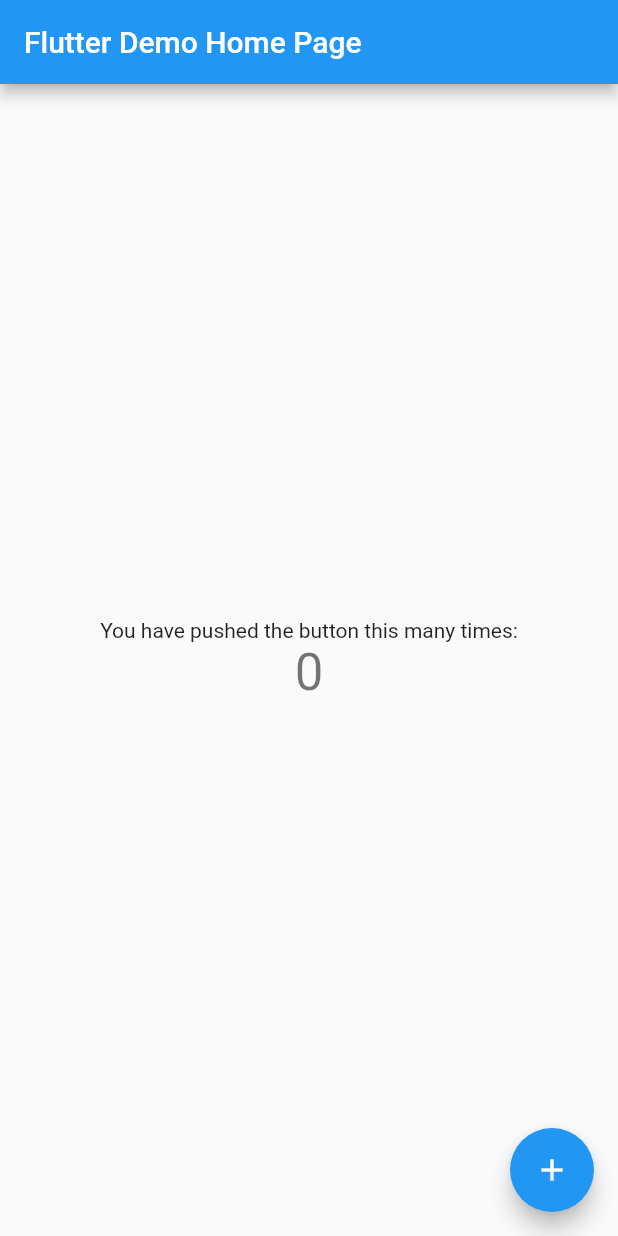
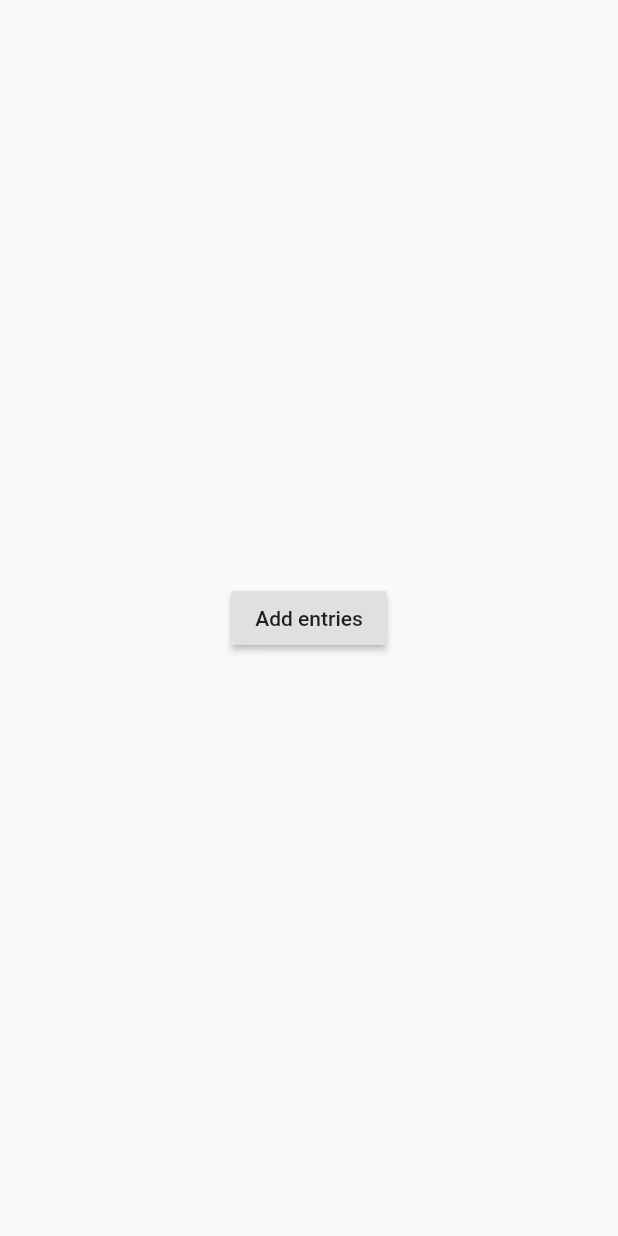
Before and after one commit to zainalsalamun/flutter_list_dynamic, a Flutter app: the screen it shows after launch, on a phone screen of 412 x 824 dp. Run offline on Flutter 3.47's test engine with Material 2 defaults, Android fonts, the phone set to English and light mode, and no system bars.

Commit message:
change update

```diff
--- a/lib/main.dart
+++ b/lib/main.dart
@@ -1,115 +1,137 @@
 import 'package:flutter/material.dart';
 
 void main() {
-  runApp(const MyApp());
+  runApp(App());
 }
 
-class MyApp extends StatelessWidget {
-  const MyApp({Key? key}) : super(key: key);
-
-  // This widget is the root of your application.
+class App extends StatelessWidget {
   @override
   Widget build(BuildContext context) {
     return MaterialApp(
-      title: 'Flutter Demo',
-      theme: ThemeData(
-        // This is the theme of your application.
-        //
-        // Try running your application with "flutter run". You'll see the
-        // application has a blue toolbar. Then, without quitting the app, try
-        // changing the primarySwatch below to Colors.green and then invoke
-        // "hot reload" (press "r" in the console where you ran "flutter run",
-        // or simply save your changes to "hot reload" in a Flutter IDE).
-        // Notice that the counter didn't reset back to zero; the application
-        // is not restarted.
-        primarySwatch: Colors.blue,
-      ),
-      home: const MyHomePage(title: 'Flutter Demo Home Page'),
+      home: Home(),
     );
   }
 }
 
-class MyHomePage extends StatefulWidget {
-  const MyHomePage({Key? key, required this.title}) : super(key: key);
+class Home extends StatelessWidget {
+  @override
+  Widget build(BuildContext context) {
+    return Scaffold(
+      body: Center(
+        child: RaisedButton(
+          child: Text('Add entries'),
+          onPressed: () async {
+            List<PersonEntry> persons = await Navigator.push(
+              context,
+              MaterialPageRoute(
+                builder: (context) => SOF(),
+              ),
+            );
+            if (persons != null) persons.forEach(print);
+          },
+        ),
+      ),
+    );
+  }
+}
 
-  // This widget is the home page of your application. It is stateful, meaning
-  // that it has a State object (defined below) that contains fields that affect
-  // how it looks.
+class SOF extends StatefulWidget {
+  @override
+  State<SOF> createState() => _SOFState();
+}
 
-  // This class is the configuration for the state. It holds the values (in this
-  // case the title) provided by the parent (in this case the App widget) and
-  // used by the build method of the State. Fields in a Widget subclass are
-  // always marked "final".
+class _SOFState extends State<SOF> {
+  var nameTECs = <TextEditingController>[];
+  var ageTECs = <TextEditingController>[];
+  var jobTECs = <TextEditingController>[];
+  var cards = <Card>[];
 
-  final String title;
+  Card createCard() {
+    var nameController = TextEditingController();
+    var ageController = TextEditingController();
+    var jobController = TextEditingController();
+    nameTECs.add(nameController);
+    ageTECs.add(ageController);
+    jobTECs.add(jobController);
+    return Card(
+      child: Column(
+        mainAxisSize: MainAxisSize.min,
+        children: <Widget>[
+          Text('Person ${cards.length + 1}'),
+          TextField(
+            controller: nameController,
+            decoration: InputDecoration(labelText: 'Full Name'),
+          ),
+          TextField(
+            controller: ageController,
+            decoration: InputDecoration(labelText: 'Age'),
+          ),
+          TextField(
+            controller: jobController,
+            decoration: InputDecoration(labelText: 'Study/job'),
+          )
+        ],
+      ),
+    );
+  }
 
   @override
-  State<MyHomePage> createState() => _MyHomePageState();
-}
+  void initState() {
+    super.initState();
+    cards.add(createCard());
+  }
 
-class _MyHomePageState extends State<MyHomePage> {
-  int _counter = 0;
-
-  void _incrementCounter() {
-    setState(() {
-      // This call to setState tells the Flutter framework that something has
-      // changed in this State, which causes it to rerun the build method below
-      // so that the display can reflect the updated values. If we changed
-      // _counter without calling setState(), then the build method would not be
-      // called again, and so nothing would appear to happen.
-      _counter++;
-    });
+  _onDone() {
+    List<PersonEntry> entries = [];
+    for (int i = 0; i < cards.length; i++) {
+      var name = nameTECs[i].text;
+      var age = ageTECs[i].text;
+      var job = jobTECs[i].text;
+      entries.add(PersonEntry(name, age, job));
+    }
+    Navigator.pop(context, entries);
   }
 
   @override
   Widget build(BuildContext context) {
-    // This method is rerun every time setState is called, for instance as done
-    // by the _incrementCounter method above.
-    //
-    // The Flutter framework has been optimized to make rerunning build methods
-    // fast, so that you can just rebuild anything that needs updating rather
-    // than having to individually change instances of widgets.
     return Scaffold(
-      appBar: AppBar(
-        // Here we take the value from the MyHomePage object that was created by
-        // the App.build method, and use it to set our appbar title.
-        title: Text(widget.title),
-      ),
-      body: Center(
-        // Center is a layout widget. It takes a single child and positions it
-        // in the middle of the parent.
-        child: Column(
-          // Column is also a layout widget. It takes a list of children and
-          // arranges them vertically. By default, it sizes itself to fit its
-          // children horizontally, and tries to be as tall as its parent.
-          //
-          // Invoke "debug painting" (press "p" in the console, choose the
-          // "Toggle Debug Paint" action from the Flutter Inspector in Android
-          // Studio, or the "Toggle Debug Paint" command in Visual Studio Code)
-          // to see the wireframe for each widget.
-          //
-          // Column has various properties to control how it sizes itself and
-          // how it positions its children. Here we use mainAxisAlignment to
-          // center the children vertically; the main axis here is the vertical
-          // axis because Columns are vertical (the cross axis would be
-          // horizontal).
-          mainAxisAlignment: MainAxisAlignment.center,
-          children: <Widget>[
-            const Text(
-              'You have pushed the button this many times:',
+      appBar: AppBar(),
+      body: Column(
+        children: <Widget>[
+          Expanded(
+            child: ListView.builder(
+                itemCount: cards.length,
+                itemBuilder: (BuildContext context, int index) {
+                  return cards[index];
+                }),
+          ),
+          Padding(
+            padding: const EdgeInsets.all(16.0),
+            child: RaisedButton(
+              child: Text('Add new'),
+              onPressed: () => setState(() {
+                cards.add(createCard());
+              }),
             ),
-            Text(
-              '$_counter',
-              style: Theme.of(context).textTheme.headline4,
-            ),
-          ],
-        ),
+          )
+        ],
       ),
       floatingActionButton: FloatingActionButton(
-        onPressed: _incrementCounter,
-        tooltip: 'Increment',
-        child: const Icon(Icons.add),
-      ), // This trailing comma makes auto-formatting nicer for build methods.
+        child: Icon(Icons.done),
+        onPressed: _onDone,
+      ),
     );
   }
 }
+
+class PersonEntry {
+  final String name;
+  final String age;
+  final String studyJob;
+
+  PersonEntry(this.name, this.age, this.studyJob);
+  @override
+  String toString() {
+    return 'Person:name=$name, age=$age, study jobs = $studyJob';
+  }
+}
```
